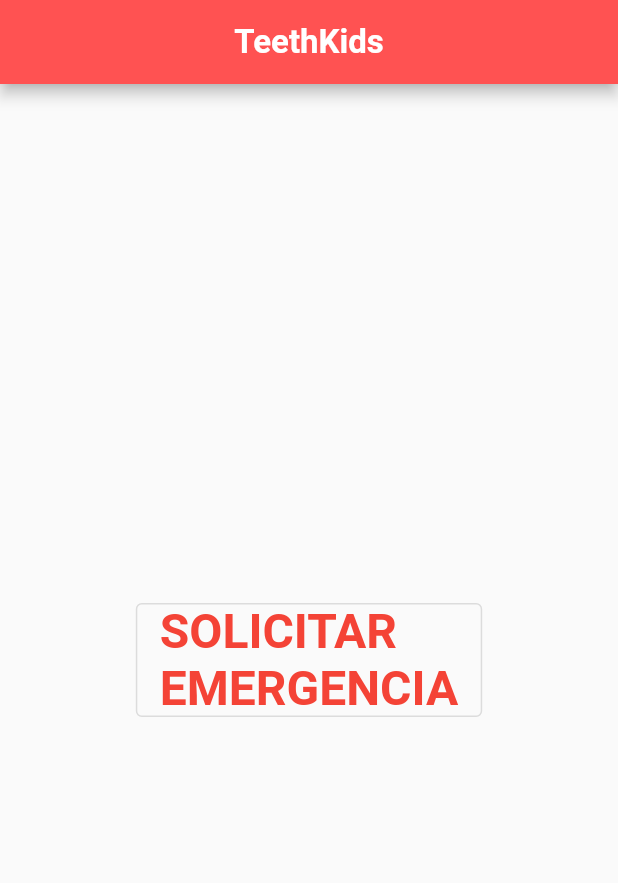
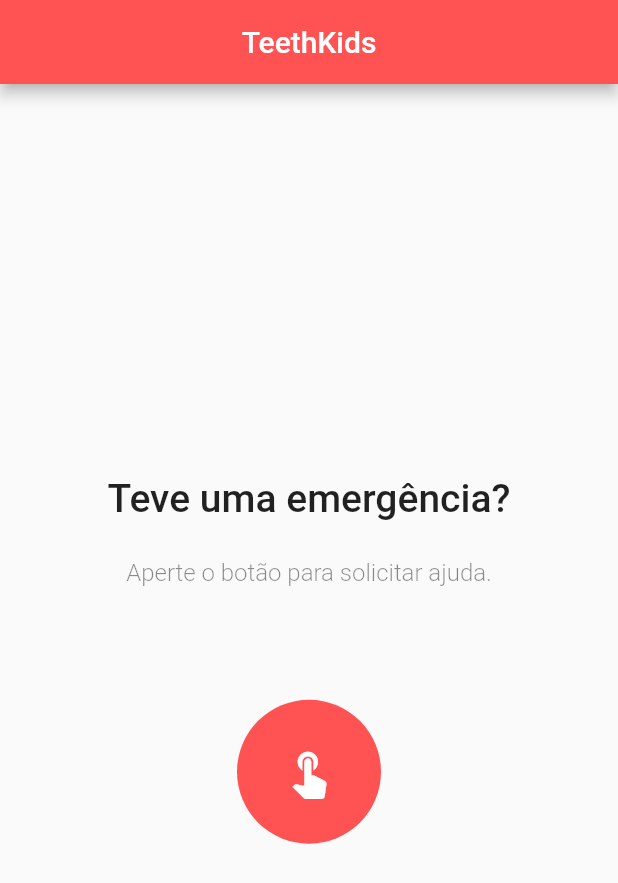
Before and after one commit to theomeme/projeto_integrador3, a Flutter app: the screen it shows after launch, on a phone screen of 412 x 824 dp. Shown: the top 883 px of the screen. Run offline on Flutter 3.47's test engine with Material 2 defaults, Android fonts, the light colour scheme and no system bars; our stand-ins replace cloud_firestore, firebase_core, firebase_storage, image_picker, mask_text_input_formatter; accounts and stored records are empty.

Commit message:
Home page com design novo

```diff
--- /dev/null
+++ b/lib/home/home_page.dart
@@ -0,0 +1,70 @@
+import 'package:flutter/material.dart';
+import 'package:projeto_integrador3/emergency_form//emergency_form_page.dart';
+
+class HomePage extends StatefulWidget {
+  const HomePage({super.key});
+
+  @override
+  State<HomePage> createState() => _HomePageState();
+}
+
+class _HomePageState extends State<HomePage> {
+  @override
+  Widget build(BuildContext context) {
+    return Scaffold(
+      appBar: AppBar(
+        backgroundColor: Colors.redAccent,
+        centerTitle: true,
+        title: const Text(
+          'TeethKids',
+        ),
+      ),
+      body: Column(
+        mainAxisAlignment: MainAxisAlignment.center,
+        children: [
+          const Column(
+            children: [
+              Text(
+                'Teve uma emergência?',
+                style: TextStyle(
+                  fontSize: 26,
+                  fontWeight: FontWeight.w500,
+                  color: Colors.black87,
+                ),
+              ),
+              SizedBox(
+                height: 25,
+              ),
+              Text(
+                'Aperte o botão para solicitar ajuda.',
+                style: TextStyle(
+                    fontSize: 16,
+                    fontWeight: FontWeight.w300,
+                    color: Colors.black45),
+              ),
+            ],
+          ),
+          const SizedBox(
+            height: 75,
+          ),
+          Center(
+            child: FloatingActionButton.large(
+              backgroundColor: Colors.redAccent,
+              splashColor: Colors.white70,
+              elevation: 0,
+              onPressed: () {
+                Navigator.push(
+                  context,
+                  MaterialPageRoute(
+                    builder: (context) => const EmergencyFormPage(),
+                  ),
+                );
+              },
+              child: const Icon(Icons.touch_app),
+            ),
+          ),
+        ],
+      ),
+    );
+  }
+}
--- a/lib/splash/splash_page.dart
+++ b/lib/splash/splash_page.dart
@@ -9,15 +9,12 @@ class SplashPage extends StatefulWidget {
 }
 
 class _SplashPageState extends State<SplashPage> {
-
   @override
   void initState() {
     super.initState();
     Future.delayed(const Duration(seconds: 2), () {
       Navigator.push(
-          context,
-          MaterialPageRoute(builder: (context) => const MyApp())
-      );
+          context, MaterialPageRoute(builder: (context) => const MyApp()));
     });
   }
 
--- a/pubspec.yaml
+++ b/pubspec.yaml
@@ -39,6 +39,7 @@ dependencies:
   image_picker: ^0.8.7+5
   cloud_firestore: ^4.7.1
   firebase_storage: ^11.2.1
+  mask_text_input_formatter: ^2.4.0
 
 dev_dependencies:
   flutter_test:
```
Also changed, not shown: lib/emergency_form/emergency_form_page.dart (added, +360 -0 lines), lib/main.dart (+12 -9 lines), pubspec.lock.
